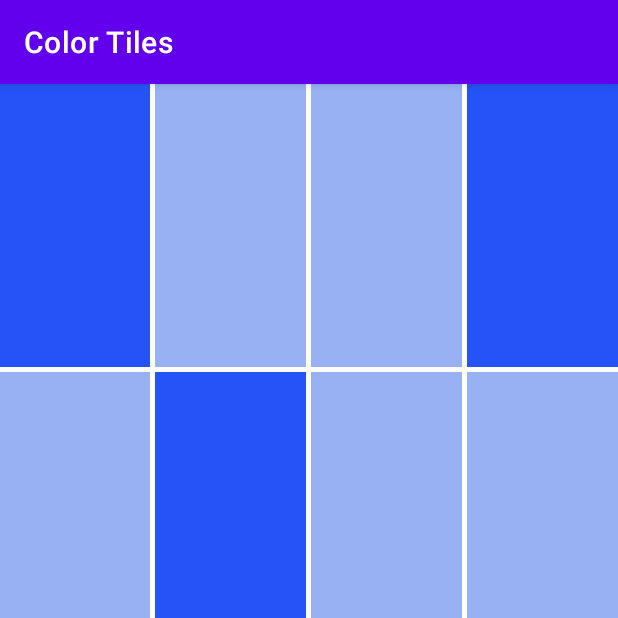
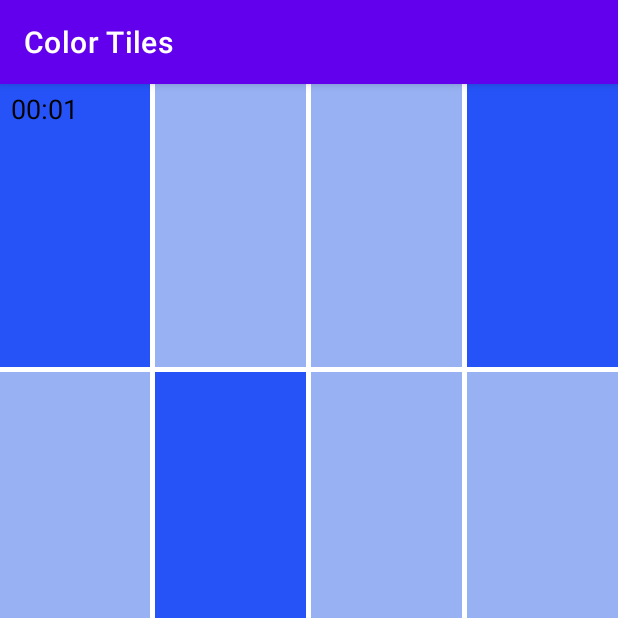
Before and after one commit to Vitamin941/ColorTiles, an Android app: the GameActivity screen opened directly, with no data from a screen before it, on a phone screen of 412 x 824 dp, the top half of it. Run offline under Robolectric (Android 15) with nearby library versions, the phone set to English and light mode, and no system bars.

Commit message:
add chronometer to game activity

```diff
--- a/app/src/main/AndroidManifest.xml
+++ b/app/src/main/AndroidManifest.xml
@@ -14,14 +14,16 @@
         tools:targetApi="31">
         <activity
             android:name=".activities.MyPreferenceActivity"
-            android:exported="false" />
+            android:exported="false"
+            android:screenOrientation="portrait"/>
         <activity
             android:name=".activities.GameActivity"
             android:exported="false"
             android:screenOrientation="portrait" />
         <activity
             android:name=".activities.MainActivity"
-            android:exported="true">
+            android:exported="true"
+            android:screenOrientation="portrait">
             <intent-filter>
                 <action android:name="android.intent.action.MAIN" />
 
--- a/app/src/main/java/ru/isu/math/colortiles/activities/GameActivity.kt
+++ b/app/src/main/java/ru/isu/math/colortiles/activities/GameActivity.kt
@@ -5,8 +5,10 @@ import android.graphics.drawable.ColorDrawable
 import androidx.appcompat.app.AppCompatActivity
 import android.os.Bundle
 import android.os.Handler
+import android.os.SystemClock
 import android.view.View
 import android.widget.Button
+import android.widget.Chronometer
 import ru.isu.math.colortiles.R
 
 class GameActivity : AppCompatActivity() {
@@ -15,6 +17,7 @@ class GameActivity : AppCompatActivity() {
     private var darkColor: Int = 0
     private lateinit var restartGameButton: Button
     private lateinit var menuButton: Button
+    private lateinit var chronometer: Chronometer
 
 
     private val tileSettings = { view: View, enable: Boolean ->
@@ -28,7 +31,8 @@ class GameActivity : AppCompatActivity() {
         setContentView(R.layout.activity_game16)
         restartGameButton = findViewById(R.id.restart_btn)
         menuButton = findViewById(R.id.out_btn)
-//        val table:TableLayout = findViewById(R.id.tiles_container)
+        chronometer = findViewById(R.id.chronometer)
+        chronometer.start()
 
         brightColor = resources.getColor(R.color.bright_color)
         darkColor = resources.getColor(R.color.dark_color)
@@ -131,6 +135,8 @@ class GameActivity : AppCompatActivity() {
         menuButton.isEnabled = false
         menuButton.visibility = View.GONE
 
+        chronometer.base = SystemClock.elapsedRealtime()
+
         initTiles(true, tileSettings)
     }
 
--- a/app/src/main/res/layout/activity_game16.xml
+++ b/app/src/main/res/layout/activity_game16.xml
@@ -5,6 +5,8 @@
     android:layout_width="match_parent"
     android:layout_height="match_parent"
     tools:context=".activities.GameActivity">
+
+
 
 
     <TableLayout
@@ -223,6 +225,13 @@
         android:layout_marginBottom="10dp"
         android:onClick="goToMenu"/>
 
-
+    <Chronometer
+        android:id="@+id/chronometer"
+        android:textColor="@color/black"
+        android:textSize="18sp"
+        android:layout_width="wrap_content"
+        android:layout_height="wrap_content"
+        android:layout_marginTop="4dp"
+        android:layout_marginStart="7dp"/>
 
 </RelativeLayout>
```
